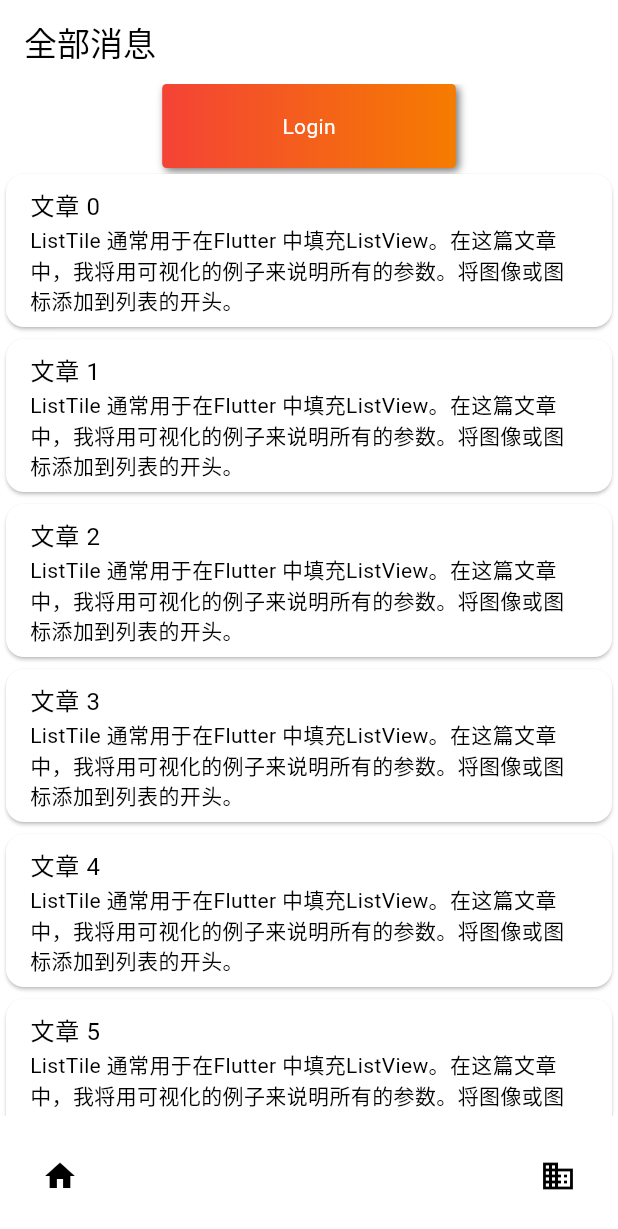
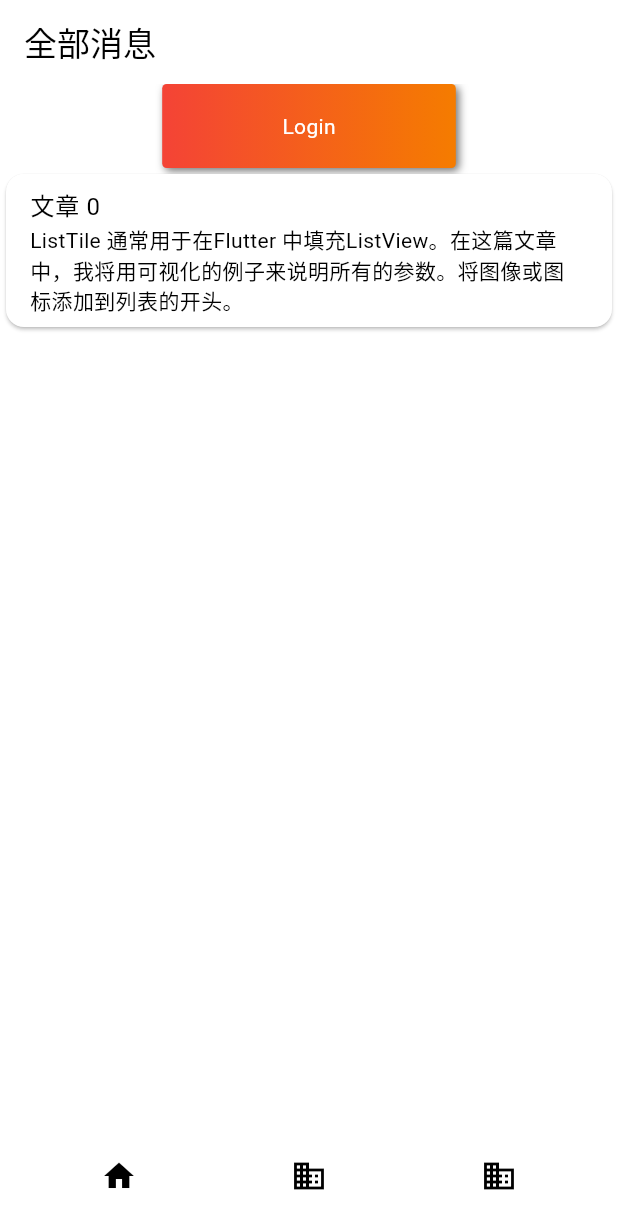
Before and after one commit to coolarec/CatRss, a Flutter app: the screen it shows after launch, on a phone screen of 412 x 824 dp. Shown: the top 1229 px of the screen. Run offline on Flutter 3.47's test engine with Material 3 defaults, Android fonts, the phone set to English and light mode, and no system bars; our stand-ins replace get.

Commit message:
熟悉getX使用，通过getX更新内容条目。

```diff
--- a/lib/main.dart
+++ b/lib/main.dart
@@ -1,15 +1,25 @@
 import 'package:flutter/material.dart';
+import './widgets/index.dart';
+import 'package:get/get.dart';
 
 void main() {
-  runApp(const MyApp());
+  runApp(MyApp());
 }
+
+class Controller extends GetxController {
+  var count = 1.obs;
+  increment() => count++;
+}
+
+final c = Controller();
 
 class MyApp extends StatelessWidget {
   const MyApp({Key? key}) : super(key: key);
 
   @override
   Widget build(BuildContext context) {
-    return MaterialApp(
+    final Controller c = Get.put(Controller());
+    return GetMaterialApp(
       title: '信息流加载',
       theme: ThemeData(
         colorScheme: ColorScheme.fromSwatch(primarySwatch: Colors.grey),
@@ -18,67 +28,29 @@ class MyApp extends StatelessWidget {
         appBar: AppBar(
           title: const Text('全部消息'),
         ),
-        body: const IndexInfo(),
+        body: IndexInfo(),
         bottomNavigationBar: BottomAppBar(
           color: Colors.white,
-          shape: CircularNotchedRectangle(), // 底部导航栏打一个圆形的洞
+          shape: const CircularNotchedRectangle(), // 底部导航栏打一个圆形的洞
           child: Row(
+            mainAxisAlignment: MainAxisAlignment.spaceAround,
             children: [
-              IconButton(icon: Icon(Icons.home),onPressed: ()=>{},),
-              Expanded(
-                child: SizedBox(), // 使用 Expanded 来填充空白位置
+              IconButton(
+                icon: const Icon(Icons.home),
+                onPressed: () => {c.increment()},
               ),
-              IconButton(icon: Icon(Icons.business),onPressed: ()=>{},),
-            ],
-            mainAxisAlignment: MainAxisAlignment.spaceAround, // 均分底部导航栏横向空间
+              IconButton(
+                icon: const Icon(Icons.business),
+                onPressed: () => {},
+              ),
+              IconButton(
+                icon: const Icon(Icons.business),
+                onPressed: () => {},
+              ),
+            ], // 均分底部导航栏横向空间
           ),
         ),
       ),
     );
   }
 }
-
-class IndexInfo extends StatelessWidget {
-  const IndexInfo({Key? key}) : super(key: key);
-
-  @override
-  Widget build(BuildContext context) {
-    return Column(
-      children:[
-        DecoratedBox(
-            decoration: BoxDecoration(
-                gradient: LinearGradient(colors:[Colors.red,Colors.orange.shade700]), //背景渐变
-                borderRadius: BorderRadius.circular(3.0), //3像素圆角
-                boxShadow: [ //阴影
-                  BoxShadow(
-                      color:Colors.black54,
-                      offset: Offset(2.0,2.0),
-                      blurRadius: 4.0
-                  )
-                ]
-            ),
-            child: Padding(
-              padding: EdgeInsets.symmetric(horizontal: 80.0, vertical: 18.0),
-              child: Text("Login", style: TextStyle(color: Colors.white),),
-            )
-        ),
-    Expanded(child:
-    ListView.builder(
-      itemCount: 100, // 列表项的总数
-      itemBuilder: (BuildContext context, int index) {
-        return Card(
-          child: ListTile(
-            title: Text('文章 $index'),
-            subtitle: const Text(
-              'ListTile 通常用于在Flutter 中填充ListView。在这篇文章中，我将用可视化的例子来说明所有的参数。将图像或图标添加到列表的开头。',
-            ),
-            enabled: true,
-          ),
-        );
-      },
-    ),
-    ),
-    ],
-    );
-  }
-}
--- a/lib/widgets/index.dart
+++ b/lib/widgets/index.dart
@@ -0,0 +1,52 @@
+import 'package:flutter/material.dart';
+import 'package:get/get.dart';
+import '../main.dart';
+
+class IndexInfo extends StatelessWidget {
+  IndexInfo({Key? key}) : super(key: key);
+  final Controller c = Get.find<Controller>(); // 获取 Controller 实例
+
+  @override
+  Widget build(BuildContext context) {
+    return Column(
+      children: [
+        DecoratedBox(
+            decoration: BoxDecoration(
+                gradient: LinearGradient(
+                    colors: [Colors.red, Colors.orange.shade700]), //背景渐变
+                borderRadius: BorderRadius.circular(3.0), //3像素圆角
+                boxShadow: const [
+                  //阴影
+                  BoxShadow(
+                      color: Colors.black54,
+                      offset: Offset(2.0, 2.0),
+                      blurRadius: 4.0)
+                ]),
+            child: const Padding(
+              padding: EdgeInsets.symmetric(horizontal: 80.0, vertical: 18.0),
+              child: Text(
+                "Login",
+                style: TextStyle(color: Colors.white),
+              ),
+            )),
+        Expanded(
+            child: Obx(
+          () => ListView.builder(
+            itemCount: c.count.value, // 列表项的总数
+            itemBuilder: (BuildContext context, int index) {
+              return Card(
+                child: ListTile(
+                  title: Text('文章 $index'),
+                  subtitle: const Text(
+                    'ListTile 通常用于在Flutter 中填充ListView。在这篇文章中，我将用可视化的例子来说明所有的参数。将图像或图标添加到列表的开头。',
+                  ),
+                  enabled: true,
+                ),
+              );
+            },
+          ),
+        )),
+      ],
+    );
+  }
+}
```
